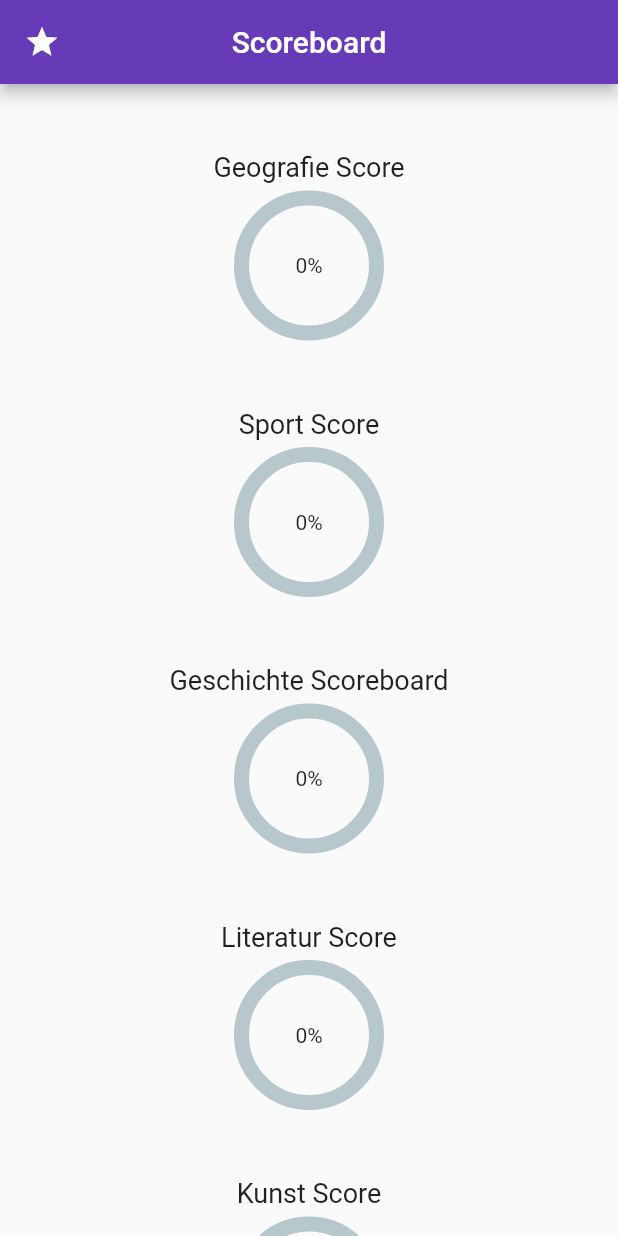
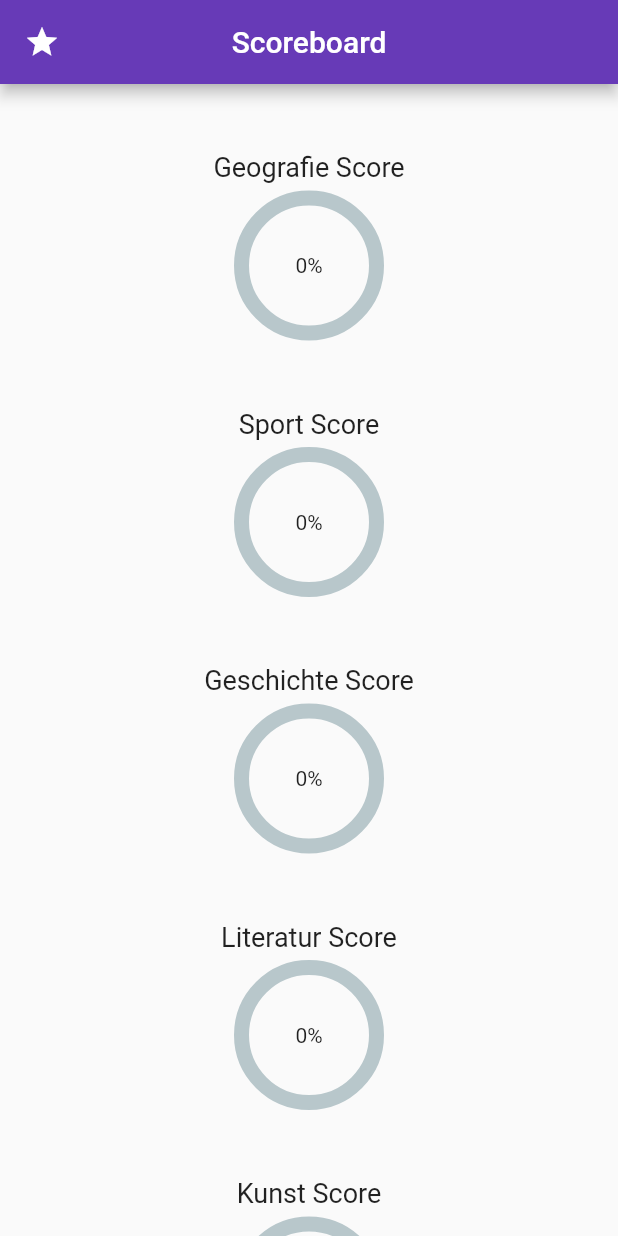
Before and after one commit to Majkel1991/Quizmania, a Flutter app: the screen it shows after launch, after a tap on "Zum Scoreboard", on a phone screen of 412 x 824 dp. Run offline on Flutter 3.47's test engine with Material 2 defaults, Android fonts, the phone set to English and light mode, and no system bars; drawn by our look-alikes of percent_indicator; our stand-ins replace shared_preferences.

Commit message:
Small refactoring. Finished final version

```diff
--- a/quizmania/lib/Constants/ColorContants.dart
+++ b/quizmania/lib/Constants/ColorContants.dart
@@ -1,10 +1,10 @@
 import 'package:flutter/material.dart';
 
 class ColorConstants {
-  static const AppbarColor = Colors.deepPurple;
-  static const ButtonColor = Color.fromARGB(255, 92, 85, 236);
-  static const TextColor = Colors.black;
-  static const BoxColor = Color.fromARGB(180, 123, 104, 238);
-  static const SizeBoxColor = Colors.white;
-  static const TextColorWithinBox = Colors.white;
+  static const appbarColor = Colors.deepPurple;
+  static const buttonColor = Color.fromARGB(255, 92, 85, 236);
+  static const textColor = Colors.black;
+  static const boxColor = Color.fromARGB(180, 123, 104, 238);
+  static const sizeBoxColor = Colors.white;
+  static const textColorWithinBox = Colors.white;
 }
--- a/quizmania/lib/Constants/RoutingConstants.dart
+++ b/quizmania/lib/Constants/RoutingConstants.dart
@@ -1,11 +1,11 @@
 class RoutingConstants {
-  static const String MainViewRoute = "/";
-  static const String GeografieViewRoute = "GeografieView";
-  static const String SportViewRoute = "SportView";
-  static const String GeschichteViewRoute = "GeschichteView";
-  static const String LiteraturViewRoute = "LiteraturView";
-  static const String KunstViewRoute = "KunstView";
-  static const String FernsehserienRoute = "FernsehserienView";
-  static const String FilmeViewRoute = "FilmeView";
-  static const String ScoarboardViewRoute = "ScoreboardView";
+  static const String mainViewRoute = "/";
+  static const String geografieViewRoute = "GeografieView";
+  static const String sportViewRoute = "SportView";
+  static const String geschichteViewRoute = "GeschichteView";
+  static const String literaturViewRoute = "LiteraturView";
+  static const String kunstViewRoute = "KunstView";
+  static const String fernsehserienRoute = "FernsehserienView";
+  static const String filmeViewRoute = "FilmeView";
+  static const String scoarboardViewRoute = "ScoreboardView";
 }
--- a/quizmania/lib/Constants/TextConstants.dart
+++ b/quizmania/lib/Constants/TextConstants.dart
@@ -11,7 +11,7 @@ class TextConstants {
   static const String topicTitle = "Wählen sie bitte ein Themengebiet";
   static const String scoreboardGeografie = "Geografie Score";
   static const String scoreboardSport = "Sport Score";
-  static const String scoreboardGeschichte = "Geschichte Scoreboard";
+  static const String scoreboardGeschichte = "Geschichte Score";
   static const String scoreboardLiteratur = "Literatur Score";
   static const String scoreboardKunst = "Kunst Score";
   static const String scoreboardTv = "Fernsehserien Score";
--- a/quizmania/lib/Routing/routeGenerator.dart
+++ b/quizmania/lib/Routing/routeGenerator.dart
@@ -14,23 +14,23 @@ import '../Views/FernsehserienView.dart';
 class RouteGenerator {
   static Route<dynamic> generateRoute(RouteSettings settings) {
     switch (settings.name) {
-      case RoutingConstants.MainViewRoute:
+      case RoutingConstants.mainViewRoute:
         return MaterialPageRoute(builder: (context) => MainView());
-      case RoutingConstants.GeografieViewRoute:
+      case RoutingConstants.geografieViewRoute:
         return MaterialPageRoute(builder: (context) => GeografieView());
-      case RoutingConstants.FernsehserienRoute:
+      case RoutingConstants.fernsehserienRoute:
         return MaterialPageRoute(builder: (context) => FernsehserienView());
-      case RoutingConstants.FilmeViewRoute:
+      case RoutingConstants.filmeViewRoute:
         return MaterialPageRoute(builder: (context) => FilmeView());
-      case RoutingConstants.GeschichteViewRoute:
+      case RoutingConstants.geschichteViewRoute:
         return MaterialPageRoute(builder: (context) => GeschichteView());
-      case RoutingConstants.KunstViewRoute:
+      case RoutingConstants.kunstViewRoute:
         return MaterialPageRoute(builder: (context) => KunstView());
-      case RoutingConstants.LiteraturViewRoute:
+      case RoutingConstants.literaturViewRoute:
         return MaterialPageRoute(builder: (context) => LiteraturView());
-      case RoutingConstants.SportViewRoute:
+      case RoutingConstants.sportViewRoute:
         return MaterialPageRoute(builder: (context) => SportView());
-      case RoutingConstants.ScoarboardViewRoute:
+      case RoutingConstants.scoarboardViewRoute:
         return MaterialPageRoute(builder: (context) => ScoreboardView());
     }
     return _errorRoute();
--- a/quizmania/lib/Views/ScoreboardView.dart
+++ b/quizmania/lib/Views/ScoreboardView.dart
@@ -66,8 +66,8 @@ class _ScoreboardViewState extends State<ScoreboardView> {
                   backgroundColor: MaterialStateProperty.resolveWith<Color>(
                     (Set<MaterialState> states) {
                       if (states.contains(MaterialState.pressed))
-                        return ColorConstants.ButtonColor;
-                      return ColorConstants.ButtonColor;
+                        return ColorConstants.buttonColor;
+                      return ColorConstants.buttonColor;
                     },
                   ),
                 ),
@@ -111,7 +111,7 @@ class _ScoreboardViewState extends State<ScoreboardView> {
             center: Text(snapshot.data.isNaN
                 ? "0%"
                 : (snapshot.data * 100).toStringAsFixed(2) + "%"),
-            progressColor: ColorConstants.BoxColor,
+            progressColor: ColorConstants.boxColor,
             animation: true,
             animationDuration: SizeConstants.scoreboardAnimationDuration,
           );
--- a/quizmania/lib/main.dart
+++ b/quizmania/lib/main.dart
@@ -16,9 +16,9 @@ class MyApp extends StatelessWidget {
       debugShowCheckedModeBanner: false,
       title: 'Flutter Demo',
       theme: ThemeData(
-        primarySwatch: ColorConstants.AppbarColor,
+        primarySwatch: ColorConstants.appbarColor,
       ),
-      initialRoute: RoutingConstants.MainViewRoute,
+      initialRoute: RoutingConstants.mainViewRoute,
       onGenerateRoute: RouteGenerator.generateRoute,
     );
   }
@@ -48,13 +48,13 @@ class MainView extends StatelessWidget {
               decoration: BoxDecoration(
                   borderRadius:
                       BorderRadius.circular(SizeConstants.borderRadius),
-                  color: ColorConstants.BoxColor),
+                  color: ColorConstants.boxColor),
               child: Center(
                 child: Text(
                   TextConstants.topicTitle,
                   style: TextStyle(
                       fontSize: SizeConstants.titleSize,
-                      color: ColorConstants.TextColorWithinBox),
+                      color: ColorConstants.textColorWithinBox),
                 ),
               ),
             ),
@@ -87,9 +87,9 @@ class MainView extends StatelessWidget {
                   backgroundColor: MaterialStateProperty.resolveWith<Color>(
                     (Set<MaterialState> states) {
                       if (states.contains(MaterialState.pressed))
-                        return ColorConstants.ButtonColor;
+                        return ColorConstants.buttonColor;
                       return ColorConstants
-                          .ButtonColor; // Use the component's default.
+                          .buttonColor; // Use the component's default.
                     },
                   ),
                 ),
```
Also changed, not shown: quizmania/lib/Views/FernsehserienView.dart (+18 -18 lines), quizmania/lib/Views/FilmeView.dart (+18 -18 lines), quizmania/lib/Views/GeografieView.dart (+18 -18 lines), quizmania/lib/Views/GeschichteView.dart (+18 -18 lines), quizmania/lib/Views/KunstView.dart (+18 -18 lines), quizmania/lib/Views/LiteraturView.dart (+18 -18 lines), quizmania/lib/Views/SportView.dart (+18 -18 lines).
